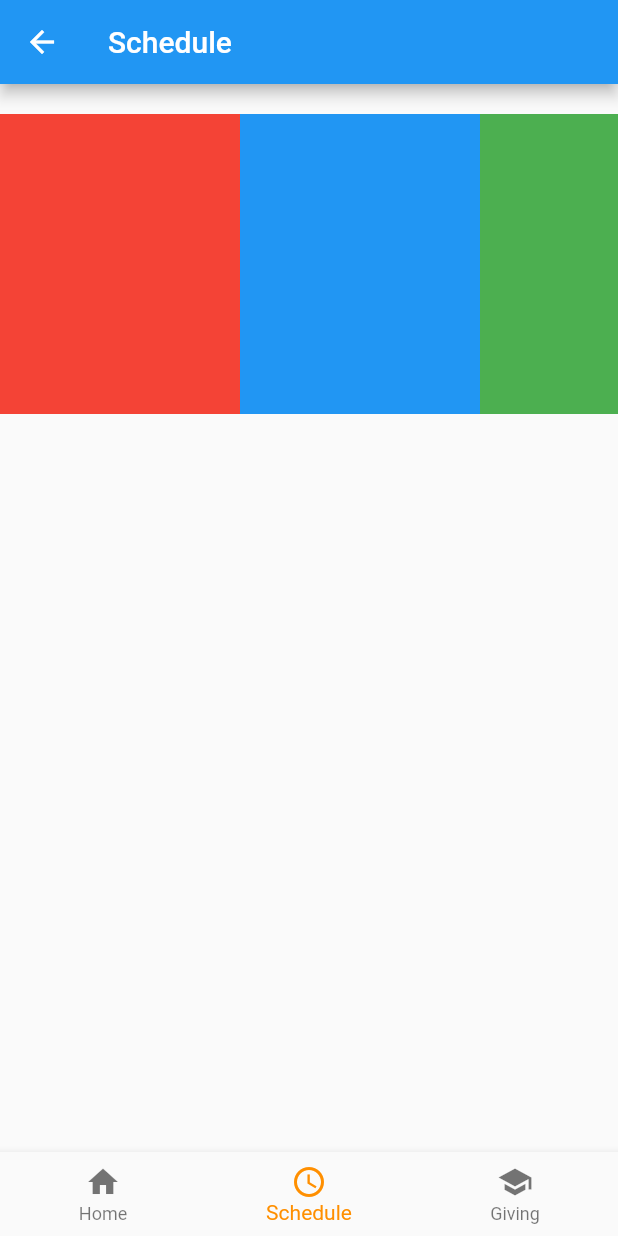
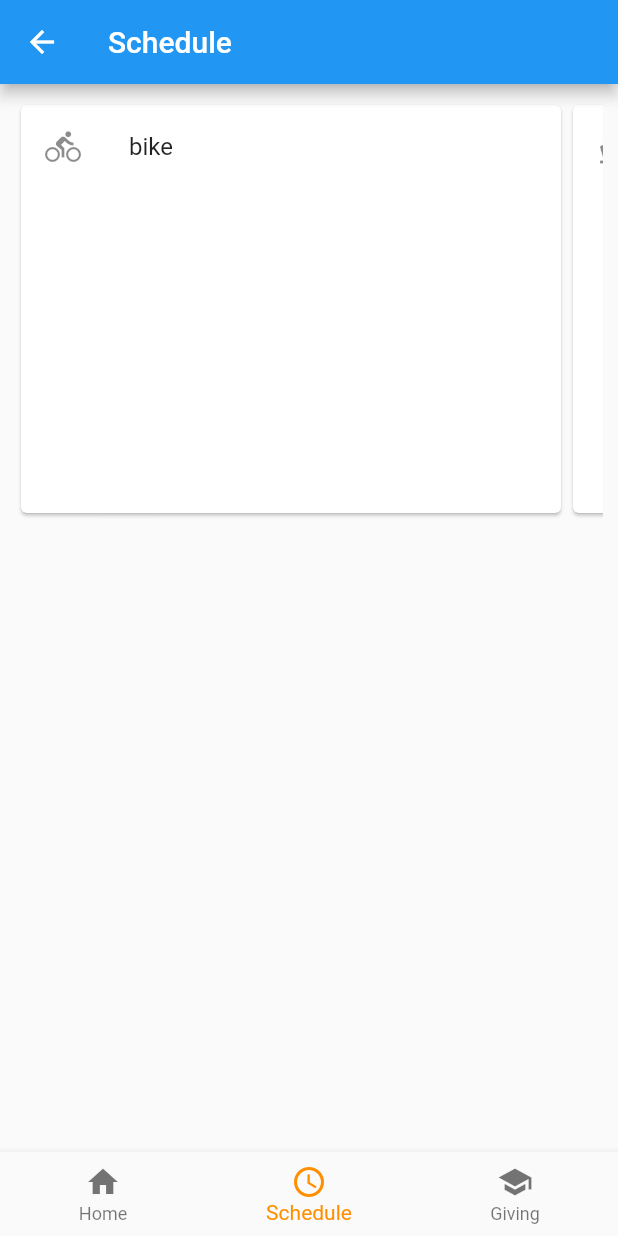
Before and after one commit to magdy-kamal-ok/bersama, a Flutter app: the ScheduleScreen screen opened by its route, on a phone screen of 412 x 824 dp. Run offline on Flutter 3.47's test engine with Material 2 defaults, Android fonts, the phone set to English and light mode, and no system bars.

Commit message:
horizontal list working

```diff
--- a/lib/screens/schedule.dart
+++ b/lib/screens/schedule.dart
@@ -9,6 +9,30 @@ class ScheduleScreen extends StatefulWidget {
 }
 
 class _ScheduleScreenState extends State<ScheduleScreen> {
+  final titles = [
+    'bike',
+    'boat',
+    'bus',
+    'car',
+    'railway',
+    'run',
+    'subway',
+    'transit',
+    'walk'
+  ];
+
+  final icons = [
+    Icons.directions_bike,
+    Icons.directions_boat,
+    Icons.directions_bus,
+    Icons.directions_car,
+    Icons.directions_railway,
+    Icons.directions_run,
+    Icons.directions_subway,
+    Icons.directions_transit,
+    Icons.directions_walk
+  ];
+
   @override
   Widget build(BuildContext context) {
     return Scaffold(
@@ -16,32 +40,22 @@ class _ScheduleScreenState extends State<ScheduleScreen> {
         title: Text('Schedule'),
       ),
       body: Container(
-        margin: EdgeInsets.symmetric(vertical: 20.0),
-        height: 200.0,
-        child: ListView(
+        padding: EdgeInsets.all(10.0),
+        height: 300.0,
+        child: ListView.builder(
           scrollDirection: Axis.horizontal,
-          children: <Widget>[
-            Container(
-              width: 160.0,
-              color: Colors.red,
-            ),
-            Container(
-              width: 160.0,
-              color: Colors.blue,
-            ),
-            Container(
-              width: 160.0,
-              color: Colors.green,
-            ),
-            Container(
-              width: 160.0,
-              color: Colors.yellow,
-            ),
-            Container(
-              width: 160.0,
-              color: Colors.orange,
-            ),
-          ],
+          itemCount: titles.length,
+          itemBuilder: (context, index) {
+            return Card(
+              child: Container(
+                width: 360.0,
+                child: ListTile(
+                  leading: Icon(icons[index]),
+                  title: Text(titles[index]),
+                ),
+              ),
+            );
+          },
         ),
       ),
       bottomNavigationBar: BottomBar(onTap: null, currentIndex: 1),
@@ -49,8 +63,78 @@ class _ScheduleScreenState extends State<ScheduleScreen> {
   }
 }
 
-// title: title,
-//       home: Scaffold(
+// ListView.builder(
+//         padding: EdgeInsets.symmetric(vertical: 16.0),
+//         itemBuilder: (BuildContext context, int index) {
+//           if (index % 2 == 0) {
+//             return _buildCarousel(context, index ~/ 2);
+//           } else {
+//             return Divider();
+//           }
+//         },
+//       )
 
+// ListView.builder(
+//           scrollDirection: Axis.horizontal,
+//           itemCount: productData.length,
+//           itemBuilder: (BuildContext context, int i) =>
+//               Card(
+//                 child: Container(
+//                   width: 160.0,
+//                   child: Column(
+//                     mainAxisAlignment: MainAxisAlignment.spaceEvenly,
+//                     children: <Widget>[
+//                       Text('Discipline curl'),
+//                       Text('https://sgdfgdgd/jdkjdhj.png/jashdghd'),
+//                       Text('20'),
+//                       Text('akhsgdahghsgdh')
+//                     ],
+//                   ),
+//                 ),
+//               ),
+//         )
+
+// ListView.builder(
+//         itemCount: titles.length,
+//         itemBuilder: (context, index) {
+//           return Card(
+//             child: ListTile(
+//               leading: Icon(icons[index]),
+//               title: Text(titles[index]),
+//             ),
+//           );
+//         },
 //       ),
-//     );
+
+Widget _buildCarousel(BuildContext context, int carouselIndex) {
+  return Column(
+    mainAxisSize: MainAxisSize.min,
+    children: <Widget>[
+      Text('Carousel $carouselIndex'),
+      SizedBox(
+        // you may want to use an aspect ratio here for tablet support
+        height: 200.0,
+        child: PageView.builder(
+          // store this controller in a State to save the carousel scroll position
+          controller: PageController(viewportFraction: 0.8),
+          itemBuilder: (BuildContext context, int itemIndex) {
+            return _buildCarouselItem(context, carouselIndex, itemIndex);
+          },
+        ),
+      )
+    ],
+  );
+}
+
+Widget _buildCarouselItem(
+    BuildContext context, int carouselIndex, int itemIndex) {
+  return Padding(
+    padding: EdgeInsets.symmetric(horizontal: 4.0),
+    child: Container(
+      decoration: BoxDecoration(
+        color: Colors.grey,
+        borderRadius: BorderRadius.all(Radius.circular(4.0)),
+      ),
+    ),
+  );
+}
```
